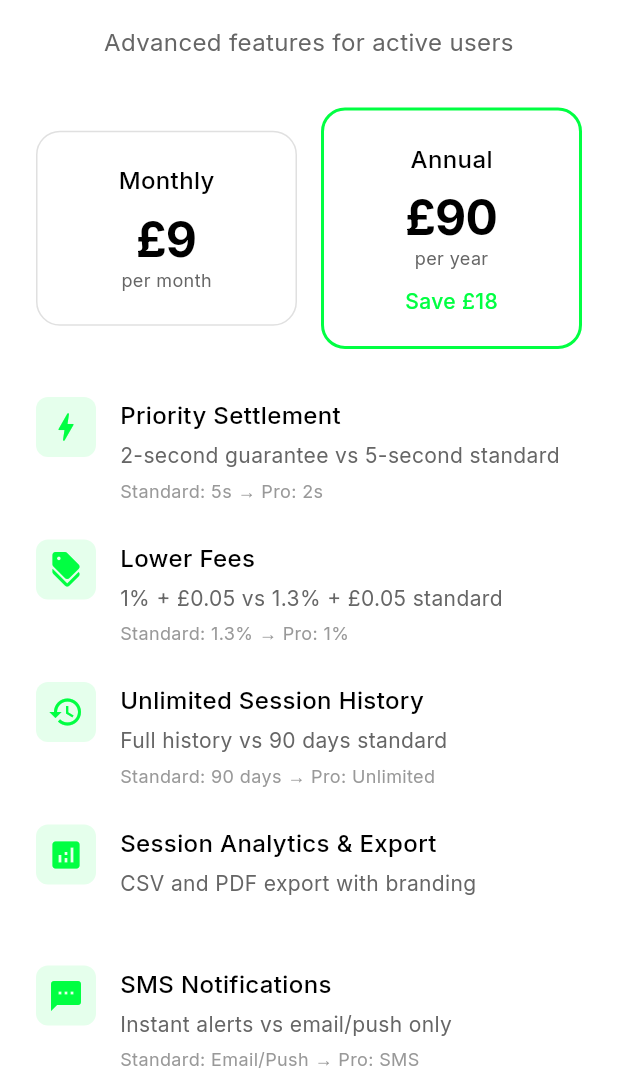
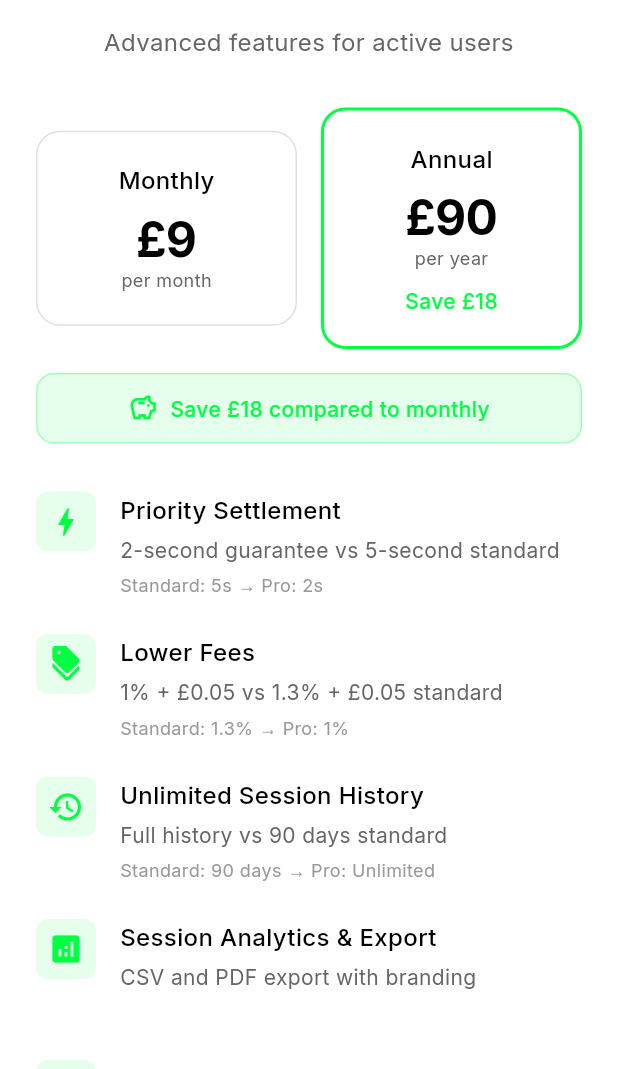
Before and after one commit to Foluwa/vector, a Flutter app: the ProPricingScreen screen opened by its route, on a phone screen of 412 x 824 dp, the part 167-1236 px from its top. Run offline on Flutter 3.47's test engine with Material 3 defaults, Android fonts, the phone set to English and light mode, and no system bars; our stand-ins replace flutter_riverpod, go_router, google_fonts, shimmer; accounts and stored records are empty.

```diff
--- a/lib/features/subscription/screens/pro_pricing_screen.dart
+++ b/lib/features/subscription/screens/pro_pricing_screen.dart
@@ -13,6 +13,10 @@ class ProPricingScreen extends StatefulWidget {
 
 class _ProPricingScreenState extends State<ProPricingScreen> {
   bool _isAnnual = true;
+
+  String get _buttonLabel => _isAnnual ? 'Go Pro — \u00A390/year' : 'Go Pro — \u00A39/month';
+
+  String get _savingsText => _isAnnual ? 'Save \u00A318 compared to monthly' : 'Flexible monthly billing';
 
   @override
   Widget build(BuildContext context) {
@@ -49,10 +53,38 @@ class _ProPricingScreenState extends State<ProPricingScreen> {
                 Expanded(child: _pricingCard(true)),
               ],
             ),
+            const SizedBox(height: 16),
+            // Savings/billing info
+            Container(
+              padding: const EdgeInsets.symmetric(vertical: 12, horizontal: 16),
+              decoration: BoxDecoration(
+                color: _isAnnual ? AppColors.primary.withOpacity(0.1) : AppColors.surface,
+                borderRadius: BorderRadius.circular(12),
+                border: Border.all(color: _isAnnual ? AppColors.primary.withOpacity(0.3) : AppColors.border),
+              ),
+              child: Row(
+                mainAxisAlignment: MainAxisAlignment.center,
+                children: [
+                  Icon(
+                    _isAnnual ? Icons.savings_outlined : Icons.calendar_today_outlined,
+                    size: 20,
+                    color: _isAnnual ? AppColors.primary : AppColors.textSecondary,
+                  ),
+                  const SizedBox(width: 8),
+                  Text(_savingsText, style: AppTextStyles.body2Medium.copyWith(color: _isAnnual ? AppColors.primary : AppColors.textSecondary)),
+                ],
+              ),
+            ),
             const SizedBox(height: 32),
             ..._features.map((feature) => _featureItem(feature)),
             const SizedBox(height: 32),
-            PrimaryButton(label: _isAnnual ? 'Go Pro — \u00A390/year' : 'Go Pro — \u00A39/month', onPressed: () {}),
+            PrimaryButton(label: _buttonLabel, onPressed: () {}),
+            const SizedBox(height: 16),
+            Text(
+              _isAnnual ? 'Billed annually at \u00A390. Cancel anytime.' : 'Billed monthly at \u00A39. Cancel anytime.',
+              style: AppTextStyles.caption.copyWith(color: AppColors.textSecondary),
+              textAlign: TextAlign.center,
+            ),
           ],
         ),
       ),
```
Also changed, not shown: lib/features/payments/screens/history_screen.dart (+49 -17 lines).
